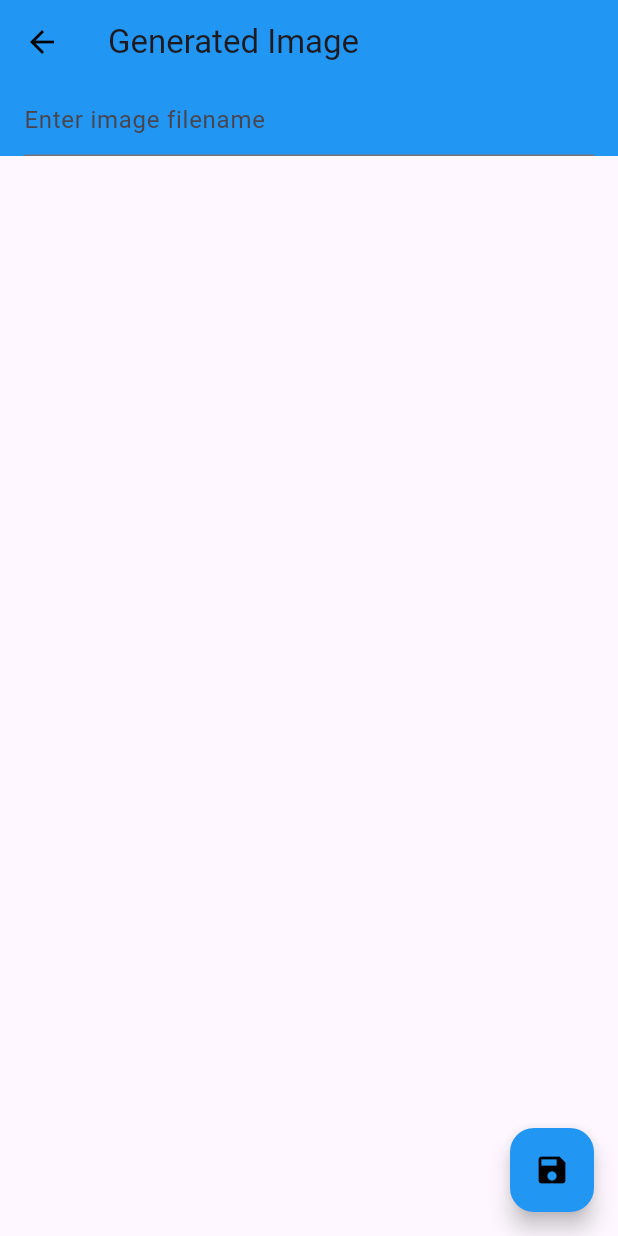
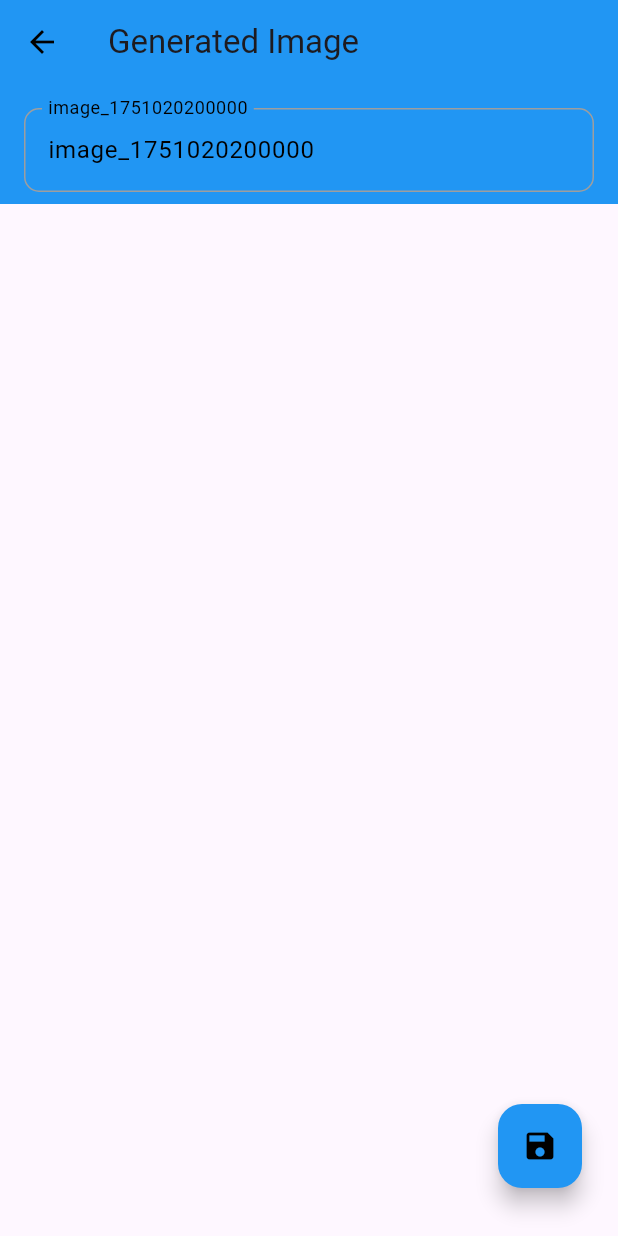
Before and after one commit to BOLTB0X/Pinger, a Flutter app: the ResultView screen opened directly with empty values, after a tap on "Generated Image", on a phone screen of 412 x 824 dp. Run offline on Flutter 3.47's test engine with Material 3 defaults, Android fonts, the light colour scheme and no system bars; our stand-ins replace flutter_dotenv.

Commit message:
add 리팩토링
앱바 편집버튼들 하단 뷰로 변경

```diff
--- a/pinger_application/lib/presentation/view/result_view.dart
+++ b/pinger_application/lib/presentation/view/result_view.dart
@@ -2,79 +2,112 @@ import 'package:flutter/material.dart';
 import 'package:provider/provider.dart';
 import 'dart:typed_data';
 import '../widget/floating_function_button.dart';
+import '../widget/input_textfield.dart';
 import '../viewmodel/result_viewmodel.dart';
+import '../extension/canvas_dialog_buildContext.dart';
 
-class ResultView extends StatelessWidget {
+class ResultView extends StatefulWidget {
   final Uint8List imageBytes;
   final String prompt;
 
   const ResultView({super.key, required this.imageBytes, required this.prompt});
 
   @override
+  State<ResultView> createState() => _ResultViewState();
+} // ResultView
+
+class _ResultViewState extends State<ResultView> {
+  @override
   Widget build(BuildContext context) {
     final viewModel = context.watch<ResultViewModel>();
-    final filename = viewModel.titleController.text.isNotEmpty
-        ? viewModel.titleController.text
-        : "image_${DateTime.now().millisecondsSinceEpoch}";
+
+    WidgetsBinding.instance.addPostFrameCallback((_) {
+      _handleStatus(viewModel);
+    });
 
     return Scaffold(
       appBar: AppBar(
         backgroundColor: Colors.blue,
         iconTheme: const IconThemeData(color: Colors.black),
         title: GestureDetector(
-          onTap: () => viewModel.toggleTitleField(),
+          onTap: viewModel.toggleTitleField,
           child: const Text("Generated Image"),
         ),
-        bottom: viewModel.showTitleField
-            ? PreferredSize(
-                preferredSize: const Size.fromHeight(48),
-                child: Padding(
-                  padding: const EdgeInsets.symmetric(horizontal: 16.0),
-                  child: TextField(
-                    controller: viewModel.titleController,
-                    decoration: const InputDecoration(
-                      hintText: "Enter image filename",
-                      border: UnderlineInputBorder(),
-                    ),
-                  ),
-                ),
-              )
-            : null,
+        bottom: _stateBottom(viewModel),
       ),
       body: Center(
         child: ClipRRect(
           borderRadius: BorderRadius.circular(12),
-          child: Image.memory(imageBytes),
+          child: Image.memory(widget.imageBytes),
         ),
       ),
-      floatingActionButton: FloatingFunctionButton(
+      floatingActionButton: _networkActions(viewModel),
+    );
+  } // _build
+
+  void _handleStatus(ResultViewModel viewModel) {
+    switch (viewModel.status) {
+      case SaveStatus.saving:
+        context.showLoadingDialog("Saving image...");
+        break;
+      case SaveStatus.success:
+        context.showStateDialog(
+          "Complete",
+          "The image was saved successfully",
+          () {
+            viewModel.resetStatus();
+            Navigator.pop(context);
+          },
+        );
+        break;
+      case SaveStatus.error:
+        Navigator.popUntil(context, (route) => route.isFirst);
+        context.showStateDialog("Fail", "AI image saved failed.", () {
+          viewModel.resetStatus();
+          Navigator.pop(context);
+        });
+        break;
+      default:
+        break;
+    } // switch
+  } // _handleStatus
+
+  PreferredSizeWidget? _stateBottom(ResultViewModel viewModel) {
+    if (viewModel.showTitleField) {
+      return InputTextField(
+        controller: viewModel.titleController,
+        inputString: viewModel.fileName,
+        hintText: "Enter image filename",
+        errorText: "filename is empty",
+        isInputEmpty: viewModel.isFileNameEmpty,
+        onChanged: viewModel.updateFileName,
+      );
+    }
+    return null;
+  } // _stateBottom
+
+  Widget _networkActions(ResultViewModel viewModel) {
+    return Padding(
+      padding: const EdgeInsets.only(bottom: 16.0, right: 8.0),
+      child: Row(
+        mainAxisSize: MainAxisSize.min,
+        children: [
+          FloatingFunctionButton(
             icon: Icons.save,
             heroTag: 'save',
             tooltip: 'save',
             onPressed: () {
               viewModel.requestSave(
-            imageBytes,
-            prompt,
-            filename,
-            () => _onSuccess(context),
-            () => _onFailure(context),
+                widget.imageBytes,
+                widget.prompt,
+                viewModel.fileName,
               );
             },
             foregroundColor: Colors.black,
             backgroundColor: Colors.blue,
           ),
+        ],
+      ),
     );
-  } // build
-
-  void _onSuccess(BuildContext context) {
-    ScaffoldMessenger.of(
-      context,
-    ).showSnackBar(const SnackBar(content: Text("Save success")));
-  } // _onSuccess
-
-  void _onFailure(BuildContext context) {
-    ScaffoldMessenger.of(
-      context,
-    ).showSnackBar(const SnackBar(content: Text("Save fail")));
-  } // _onFailure
-} // ResultView
+  } // _networkActions
+} // _ResultViewState
--- a/pinger_application/lib/presentation/viewmodel/result_viewmodel.dart
+++ b/pinger_application/lib/presentation/viewmodel/result_viewmodel.dart
@@ -2,42 +2,63 @@ import 'dart:typed_data';
 import 'package:flutter/material.dart';
 import '../../domain/usecases/save_image_usecase.dart';
 
+enum SaveStatus { idle, saving, success, error }
+
 class ResultViewModel extends ChangeNotifier {
   final SaveImageUseCase saveImageUseCase;
 
+  String _fileName = "image_${DateTime.now().millisecondsSinceEpoch}";
+  bool _isFileNameEmpty = false;
   bool _isSaving = false;
   bool _showTitleField = false;
+  SaveStatus _status = SaveStatus.idle;
 
+  String get fileName => _fileName;
+  bool get isFileNameEmpty => _isFileNameEmpty;
   bool get isSaving => _isSaving;
   bool get showTitleField => _showTitleField;
+  SaveStatus get status => _status;
 
-  ResultViewModel(this.saveImageUseCase);
   final TextEditingController titleController = TextEditingController();
+
+  ResultViewModel(this.saveImageUseCase) {
+    titleController.text = _fileName;
+  }
 
   void toggleTitleField() {
     _showTitleField = !_showTitleField;
     notifyListeners();
   } // toggleTitleField
 
+  void resetStatus() {
+    _status = SaveStatus.idle;
+    notifyListeners();
+  } // resetStatus
+
+  void updateFileName(String value) {
+    _fileName = value;
+    _isFileNameEmpty = value.trim().isEmpty;
+    notifyListeners();
+  } // updateFileName
+
+  void resetFileName() {
+    _fileName = "";
+    _isFileNameEmpty = true;
+    notifyListeners();
+  } // resetFileName
+
   Future<void> requestSave(
     Uint8List imageBytes,
     String prompt,
     String filename,
-    VoidCallback onSuccess,
-    VoidCallback onFailure,
   ) async {
-    _isSaving = true;
+    if (_isSaving) {
+      _status = SaveStatus.success;
+    } else {
+      _isSaving = await saveImageUseCase(imageBytes, prompt, filename);
+      _status = _isSaving ? SaveStatus.success : SaveStatus.error;
+    } // if - else
+
     notifyListeners();
-
-    final result = await saveImageUseCase(imageBytes, prompt, filename);
-
-    _isSaving = false;
-    notifyListeners();
-
-    if (result) {
-      onSuccess();
-    } else {
-      onFailure();
-    } // if - else
   } // requestSave
 } // ResultViewModel
--- /dev/null
+++ b/pinger_application/lib/presentation/widget/input_textfield.dart
@@ -0,0 +1,55 @@
+import 'package:flutter/material.dart';
+
+class InputTextField extends StatelessWidget implements PreferredSizeWidget {
+  final TextEditingController controller;
+  final String inputString;
+  final String hintText;
+  final String errorText;
+  final bool isInputEmpty;
+  final ValueChanged<String> onChanged;
+
+  const InputTextField({
+    super.key,
+    required this.controller,
+    required this.inputString,
+    required this.hintText,
+    required this.errorText,
+    required this.isInputEmpty,
+    required this.onChanged,
+  }); // PromptTextField
+
+  @override
+  Widget build(BuildContext context) {
+    return Padding(
+      padding: const EdgeInsets.symmetric(horizontal: 16, vertical: 8),
+      child: TextField(
+        controller: controller,
+        style: const TextStyle(color: Colors.black),
+        decoration: InputDecoration(
+          labelText: inputString,
+          hintText: hintText,
+          labelStyle: const TextStyle(color: Colors.black),
+          enabledBorder: OutlineInputBorder(
+            borderRadius: BorderRadius.circular(10.0),
+            borderSide: BorderSide(
+              width: 1,
+              color: isInputEmpty ? Colors.redAccent : Colors.grey,
+            ),
+          ),
+          focusedBorder: OutlineInputBorder(
+            borderRadius: BorderRadius.circular(10.0),
+            borderSide: BorderSide(
+              width: 1,
+              color: isInputEmpty ? Colors.redAccent : Colors.grey,
+            ),
+          ),
+          errorText: isInputEmpty ? errorText : null,
+        ),
+        onChanged: onChanged,
+      ),
+    );
+  } // build
+
+  @override
+  Size get preferredSize => const Size.fromHeight(80);
+} // PromptTextField
```
Also changed, not shown: pinger_application/lib/presentation/extension/canvas_dialog_buildContext.dart (+6 -5 lines), pinger_application/lib/presentation/view/canvas_view.dart (+117 -54 lines), pinger_application/lib/presentation/viewmodel/canvas_viewmodel.dart (+7 -1 lines), pinger_application/lib/presentation/widget/error_dialog.dart (deleted, +0 -17 lines), pinger_application/lib/presentation/widget/loading_dialog.dart (+5 -3 lines), pinger_application/lib/presentation/widget/prompt_textfield.dart (deleted, +0 -51 lines), pinger_application/lib/presentation/widget/state_dialog.dart (added, +29 -0 lines), 5 other files. Lines whose indentation alone changed are shown as unchanged.
